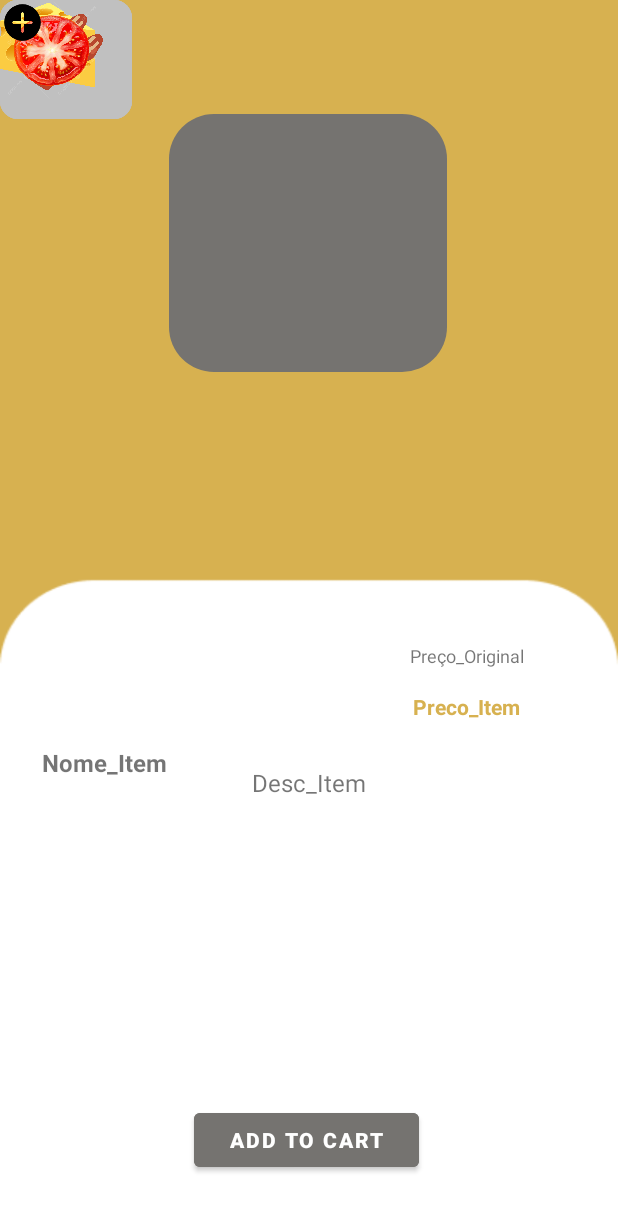
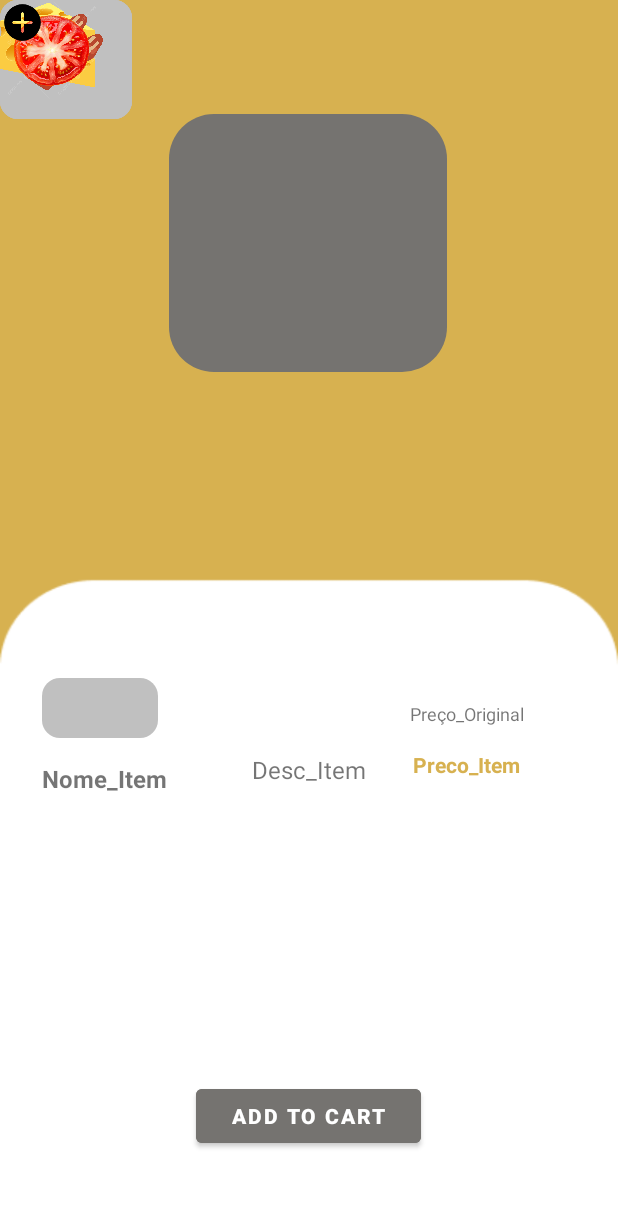
Before and after one commit to carlosalvaro98/onrequest1, an Android app: the MenuDetailsActivity screen opened directly, with no data from a screen before it, on a phone screen of 412 x 824 dp. Shown: the top 1211 px of the screen. Run offline under Robolectric (Android 15) with nearby library versions, the phone set to English and light mode, and no system bars; our stand-ins replace Room's generated code; pictures from the network do not load; 1 statement that could not run was skipped.

Commit message:
update onclick_xml

```diff
--- a/app/src/main/res/layout/onclick.xml
+++ b/app/src/main/res/layout/onclick.xml
@@ -75,7 +75,7 @@
         app:layout_constraintBottom_toTopOf="@+id/button2"
         app:layout_constraintStart_toStartOf="parent"
         app:layout_constraintTop_toBottomOf="@+id/imageView7"
-        app:layout_constraintVertical_bias="0.793" />
+        app:layout_constraintVertical_bias="1.0" />
 
     <TextView
         android:id="@+id/descTextView"
@@ -101,14 +101,14 @@
         android:layout_height="48dp"
         android:layout_marginStart="150dp"
         android:layout_marginEnd="150dp"
-        android:layout_marginBottom="40dp"
+        android:layout_marginBottom="56dp"
         android:backgroundTint="#757370"
         android:text="Add to cart"
         android:textSize="14sp"
         android:textStyle="bold"
         app:layout_constraintBottom_toBottomOf="parent"
         app:layout_constraintEnd_toEndOf="parent"
-        app:layout_constraintHorizontal_bias="0.555"
+        app:layout_constraintHorizontal_bias="0.512"
         app:layout_constraintStart_toStartOf="parent" />
 
     <TextView
@@ -127,7 +127,8 @@
         app:layout_constraintEnd_toEndOf="parent"
         app:layout_constraintHorizontal_bias="1.0"
         app:layout_constraintStart_toEndOf="@+id/textView2"
-        app:layout_constraintTop_toTopOf="parent" />
+        app:layout_constraintTop_toTopOf="parent"
+        app:layout_constraintVertical_bias="0.909" />
 
     <TextView
         android:id="@+id/PriceOG"
@@ -146,9 +147,11 @@
         android:id="@+id/button4"
         android:layout_width="77dp"
         android:layout_height="40dp"
+        android:layout_marginStart="28dp"
+        android:layout_marginBottom="16dp"
         android:background="@drawable/radios_grey"
-        tools:layout_editor_absoluteX="35dp"
-        tools:layout_editor_absoluteY="360dp" />
+        app:layout_constraintBottom_toTopOf="@+id/textView2"
+        app:layout_constraintStart_toStartOf="parent" />
 
     <ImageView
         android:id="@+id/button8"
```
